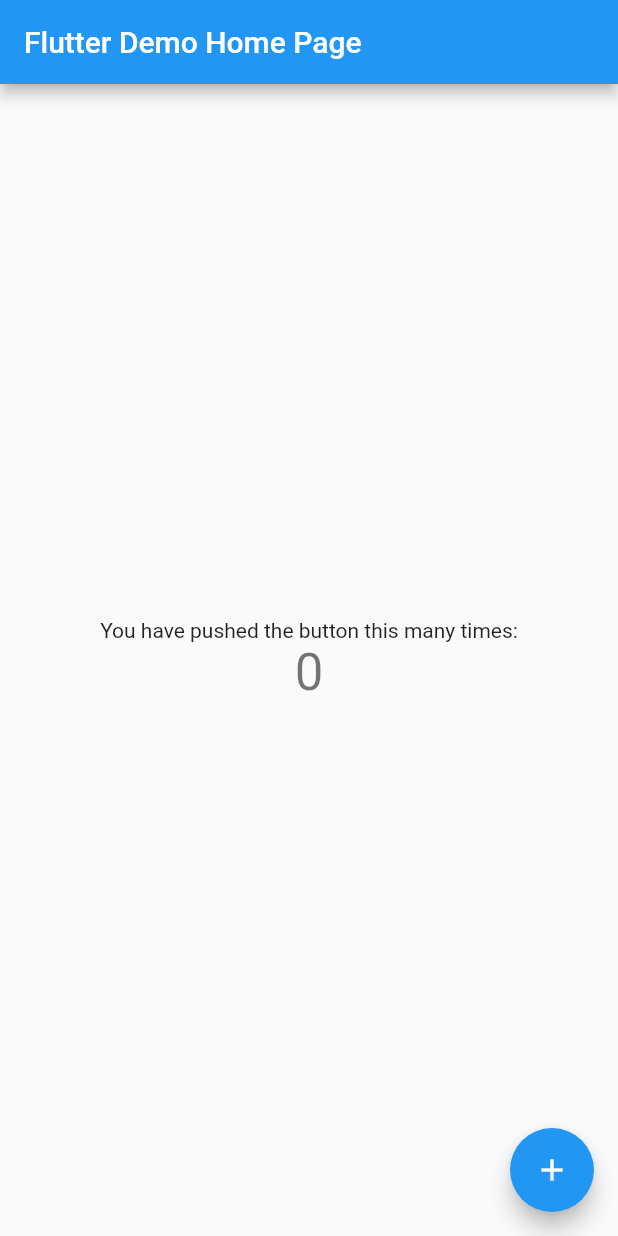
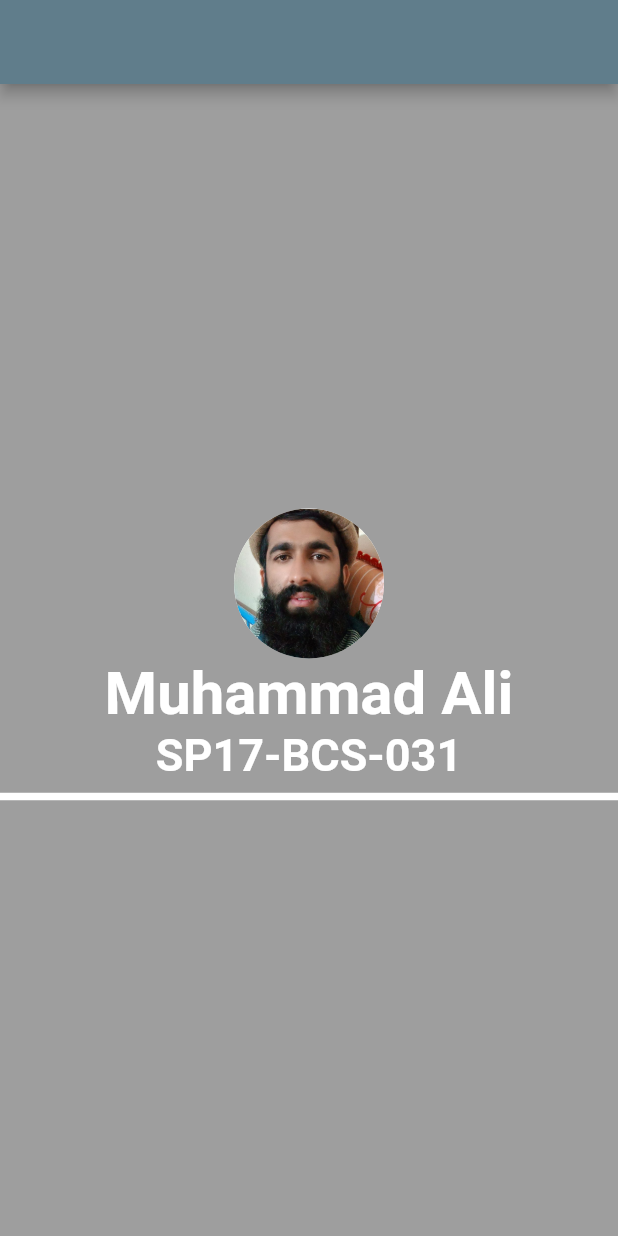
Before and after one commit to MuhammadAlikhichi/SP17-BCS-031-NOTESAPP, a Flutter app: the screen it shows after launch, on a phone screen of 412 x 824 dp. Run offline on Flutter 3.47's test engine with Material 2 defaults, Android fonts, the phone set to English and light mode, and no system bars; missing offline and left inert: notes_flutter_app; Roboto replaces fonts that are missing (Pacifico).

Commit message:
add splash screen

```diff
--- a/lib/main.dart
+++ b/lib/main.dart
@@ -1,4 +1,6 @@
 import 'package:flutter/material.dart';
+import 'package:notes_flutter_app/splashscreen.dart';
+import 'splashscreen.dart';
 
 void main() {
   runApp(MyApp());
@@ -26,7 +28,7 @@ class MyApp extends StatelessWidget {
         // closer together (more dense) than on mobile platforms.
         visualDensity: VisualDensity.adaptivePlatformDensity,
       ),
-      home: MyHomePage(title: 'Flutter Demo Home Page'),
+      home: splashscreen(),
     );
   }
 }
--- /dev/null
+++ b/lib/splashscreen.dart
@@ -0,0 +1,102 @@
+import 'dart:async';
+import 'package:flutter/material.dart';
+import 'main.dart';
+
+class splashscreen extends StatefulWidget {
+  @override
+  _splashscreenState createState() => _splashscreenState();
+}
+
+class _splashscreenState extends State<splashscreen> {
+  @override
+  void initState() {
+    super.initState();
+    Timer(Duration(seconds: 3), () {
+      Navigator.of(context).pushReplacement(MaterialPageRoute(
+        builder: (context) => MyApp(),
+      ));
+    });
+  }
+
+  // added test yourself
+  // and made the text to align at center
+  @override
+  Widget build(BuildContext context) {
+    return Scaffold(
+      appBar: AppBar(
+        backgroundColor: Colors.blueGrey,
+      ),
+      backgroundColor: Colors.grey,
+      body: SafeArea(
+        child: Column(
+          mainAxisAlignment: MainAxisAlignment.center,
+          children: [
+            CircleAvatar(
+              radius: 50.0,
+              backgroundColor: Colors.white,
+              backgroundImage: AssetImage('image/abc.jpeg'),
+
+            ),
+            Text(
+              'Muhammad Ali',
+              style: TextStyle(
+                fontFamily: 'Pacifico',
+                fontSize: 40.0,
+                color: Colors.white,
+                fontWeight: FontWeight.bold,
+
+              ),
+
+            ),
+            Text(
+              'SP17-BCS-031',
+              style: TextStyle(
+                fontSize: 30.0,
+                color: Colors.white,
+                fontWeight: FontWeight.bold,
+
+              ),
+
+            ),
+            SizedBox(
+              width: 500.0,
+              height: 20.0,
+              child: Divider(
+                color: Colors.white,
+                thickness: 5.0,
+              ),
+
+            ),
+//            Card(
+//              color: Colors.white,
+//              margin: EdgeInsets.symmetric(vertical: 10.0,horizontal: 25.0),
+//              child: ListTile(
+//                leading: Icon(
+//                  Icons.phone,
+//                ),
+//
+//                title: Text(
+//                  '+923059647868',
+//                ),
+//              ),
+//            ),
+//            Card(
+//              color: Colors.white,
+//              margin: EdgeInsets.symmetric(vertical: 10.0,horizontal: 25.0),
+//              child: ListTile(
+//                leading: Icon(
+//                  Icons.email,
+//                ),
+//
+//                title: Text(
+//                  'muhammadalikhichi031@gmail.com',
+//                ),
+//              ),
+//            ),
+          ],
+        ),
+      ),
+
+    );
+  }
+}
```
Also changed, not shown: pubspec.yaml (+12 -4 lines), image/abc.jpeg (added), image/ali.png (added).
